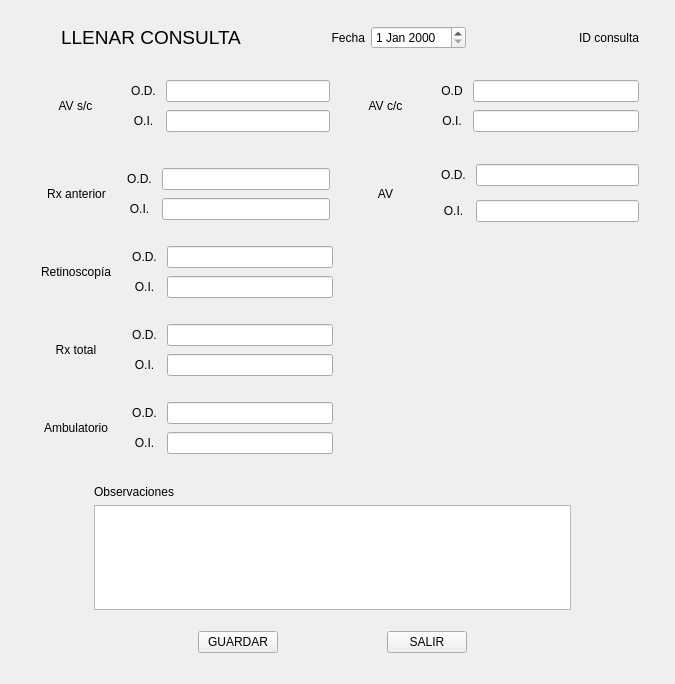
Matapuercos666/OPTICA, file Llenar_Consulta.ui: the form before one commit.
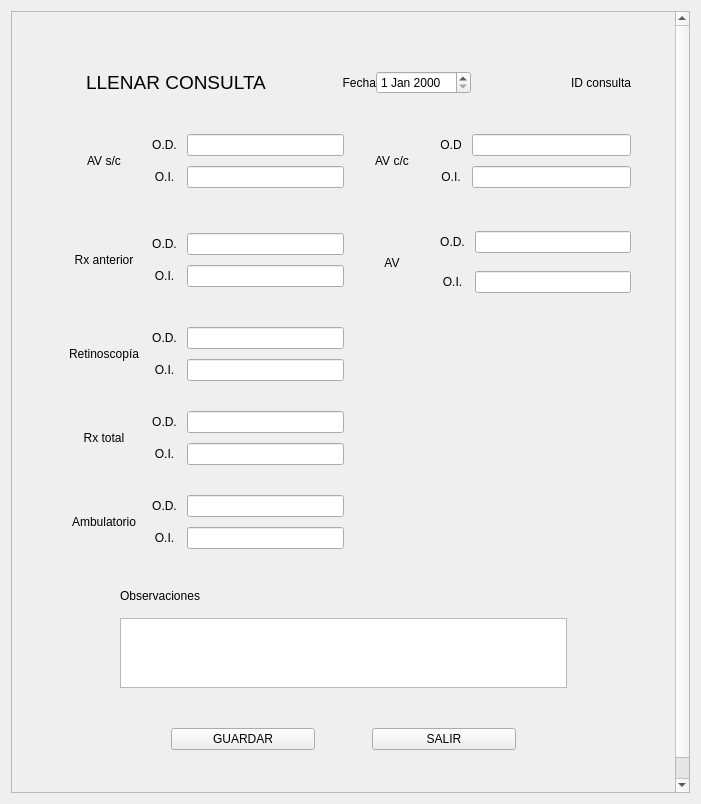
The form after the commit.

Diff of the .ui file:
```diff
--- a/Llenar_Consulta.ui
+++ b/Llenar_Consulta.ui
@@ -6,8 +6,8 @@
    <rect>
     <x>0</x>
     <y>0</y>
-    <width>675</width>
-    <height>684</height>
+    <width>701</width>
+    <height>804</height>
    </rect>
   </property>
   <property name="windowTitle">
@@ -15,12 +15,39 @@
   </property>
   <layout class="QGridLayout" name="gridLayout_2">
    <item row="0" column="0">
+    <widget class="QScrollArea" name="scrollArea">
+     <property name="focusPolicy">
+      <enum>Qt::FocusPolicy::ClickFocus</enum>
+     </property>
+     <property name="widgetResizable">
+      <bool>true</bool>
+     </property>
+     <widget class="QWidget" name="scrollAreaWidgetContents">
+      <property name="geometry">
+       <rect>
+        <x>0</x>
+        <y>-20</y>
+        <width>664</width>
+        <height>836</height>
+       </rect>
+      </property>
+      <layout class="QGridLayout" name="gridLayout_3">
+       <item row="0" column="0">
     <layout class="QGridLayout" name="Llenar_cita">
      <property name="leftMargin">
-      <number>15</number>
+          <number>35</number>
+         </property>
+         <property name="topMargin">
+          <number>35</number>
      </property>
      <property name="rightMargin">
-      <number>25</number>
+          <number>35</number>
+         </property>
+         <property name="bottomMargin">
+          <number>35</number>
+         </property>
+         <property name="verticalSpacing">
+          <number>15</number>
      </property>
      <item row="5" column="1">
       <layout class="QGridLayout" name="gridLayout_36">
@@ -44,12 +71,9 @@
          </item>
          <item>
           <layout class="QGridLayout" name="gridLayout_37">
-           <property name="horizontalSpacing">
+               <property name="spacing">
             <number>10</number>
            </property>
-           <property name="verticalSpacing">
-            <number>8</number>
-           </property>
            <item row="0" column="0">
             <widget class="QLabel" name="label_48">
              <property name="text">
@@ -89,7 +113,7 @@
           <number>10</number>
          </property>
          <property name="bottomMargin">
-          <number>10</number>
+              <number>15</number>
          </property>
          <item>
           <widget class="QLabel" name="Titulo4_4">
@@ -103,12 +127,9 @@
          </item>
          <item>
           <layout class="QGridLayout" name="gridLayout_38">
-           <property name="horizontalSpacing">
+               <property name="spacing">
             <number>10</number>
            </property>
-           <property name="verticalSpacing">
-            <number>8</number>
-           </property>
            <item row="0" column="0">
             <widget class="QLabel" name="label_51">
              <property name="text">
@@ -146,6 +167,9 @@
        <property name="topMargin">
         <number>0</number>
        </property>
+           <property name="verticalSpacing">
+            <number>10</number>
+           </property>
        <item row="1" column="0">
         <layout class="QGridLayout" name="gridLayout_26" columnstretch="2,4">
          <property name="topMargin">
@@ -158,12 +182,9 @@
           <layout class="QHBoxLayout" name="horizontalLayout_8">
            <item>
             <layout class="QGridLayout" name="gridLayout_27">
-             <property name="horizontalSpacing">
+                 <property name="spacing">
               <number>10</number>
              </property>
-             <property name="verticalSpacing">
-              <number>8</number>
-             </property>
              <item row="1" column="1">
               <widget class="QLineEdit" name="RetinoOI"/>
              </item>
@@ -228,12 +249,9 @@
            </item>
            <item>
             <layout class="QGridLayout" name="gridLayout_29" columnstretch="0,0">
-             <property name="horizontalSpacing">
+                 <property name="spacing">
               <number>10</number>
              </property>
-             <property name="verticalSpacing">
-              <number>8</number>
-             </property>
              <item row="0" column="1">
               <widget class="QLineEdit" name="AmbulaOD"/>
              </item>
@@ -288,12 +306,9 @@
            </item>
            <item>
             <layout class="QGridLayout" name="gridLayout_31">
-             <property name="horizontalSpacing">
+                 <property name="spacing">
               <number>10</number>
              </property>
-             <property name="verticalSpacing">
-              <number>8</number>
-             </property>
              <item row="1" column="1">
               <widget class="QLineEdit" name="RxTotalOI"/>
              </item>
@@ -393,6 +408,52 @@
        </item>
       </layout>
      </item>
+         <item row="7" column="1">
+          <layout class="QGridLayout" name="Observaciones" columnstretch="1,7,1">
+           <property name="topMargin">
+            <number>15</number>
+           </property>
+           <property name="verticalSpacing">
+            <number>15</number>
+           </property>
+           <item row="1" column="1">
+            <widget class="QTextEdit" name="OBSERVACIONES"/>
+           </item>
+           <item row="1" column="2">
+            <spacer name="horizontalSpacer_9">
+             <property name="orientation">
+              <enum>Qt::Orientation::Horizontal</enum>
+             </property>
+             <property name="sizeHint" stdset="0">
+              <size>
+               <width>40</width>
+               <height>20</height>
+              </size>
+             </property>
+            </spacer>
+           </item>
+           <item row="0" column="1">
+            <widget class="QLabel" name="Observaciones_2">
+             <property name="text">
+              <string>Observaciones</string>
+             </property>
+            </widget>
+           </item>
+           <item row="1" column="0">
+            <spacer name="horizontalSpacer_8">
+             <property name="orientation">
+              <enum>Qt::Orientation::Horizontal</enum>
+             </property>
+             <property name="sizeHint" stdset="0">
+              <size>
+               <width>40</width>
+               <height>20</height>
+              </size>
+             </property>
+            </spacer>
+           </item>
+          </layout>
+         </item>
      <item row="4" column="1">
       <layout class="QGridLayout" name="gridLayout_32">
        <item row="0" column="2">
@@ -417,12 +478,9 @@
            </item>
            <item>
             <layout class="QGridLayout" name="gridLayout_34">
-             <property name="horizontalSpacing">
+                 <property name="spacing">
               <number>10</number>
              </property>
-             <property name="verticalSpacing">
-              <number>8</number>
-             </property>
              <item row="0" column="1">
               <widget class="QLineEdit" name="AVscOD"/>
              </item>
@@ -473,12 +531,9 @@
            </item>
            <item>
             <layout class="QGridLayout" name="gridLayout_35">
-             <property name="horizontalSpacing">
+                 <property name="spacing">
               <number>10</number>
              </property>
-             <property name="verticalSpacing">
-              <number>8</number>
-             </property>
              <item row="0" column="0">
               <widget class="QLabel" name="label_45">
                <property name="text">
@@ -513,51 +568,10 @@
        </item>
       </layout>
      </item>
-     <item row="7" column="1">
-      <layout class="QGridLayout" name="Observaciones" columnstretch="1,7,1">
+         <item row="8" column="1">
+          <layout class="QGridLayout" name="Botones" columnstretch="4,5,2,5,4">
        <property name="topMargin">
-        <number>15</number>
-       </property>
-       <item row="1" column="1">
-        <widget class="QTextEdit" name="OBSERVACIONES"/>
-       </item>
-       <item row="1" column="2">
-        <spacer name="horizontalSpacer_9">
-         <property name="orientation">
-          <enum>Qt::Orientation::Horizontal</enum>
-         </property>
-         <property name="sizeHint" stdset="0">
-          <size>
-           <width>40</width>
-           <height>20</height>
-          </size>
-         </property>
-        </spacer>
-       </item>
-       <item row="1" column="0">
-        <spacer name="horizontalSpacer_8">
-         <property name="orientation">
-          <enum>Qt::Orientation::Horizontal</enum>
-         </property>
-         <property name="sizeHint" stdset="0">
-          <size>
-           <width>40</width>
-           <height>20</height>
-          </size>
-         </property>
-        </spacer>
-       </item>
-       <item row="0" column="1">
-        <widget class="QLabel" name="label_53">
-         <property name="text">
-          <string>Observaciones</string>
-         </property>
-        </widget>
-       </item>
-       <item row="2" column="1">
-        <layout class="QGridLayout" name="Botones" columnstretch="0,0,0,0,0">
-         <property name="topMargin">
-          <number>15</number>
+            <number>25</number>
          </property>
          <property name="bottomMargin">
           <number>20</number>
@@ -629,6 +643,8 @@
       </layout>
      </item>
     </layout>
+     </widget>
+    </widget>
    </item>
   </layout>
  </widget>
```
Left out of the diff: 35 changed lines with no effect on the pictures. Lines whose indentation alone changed are shown as unchanged.
